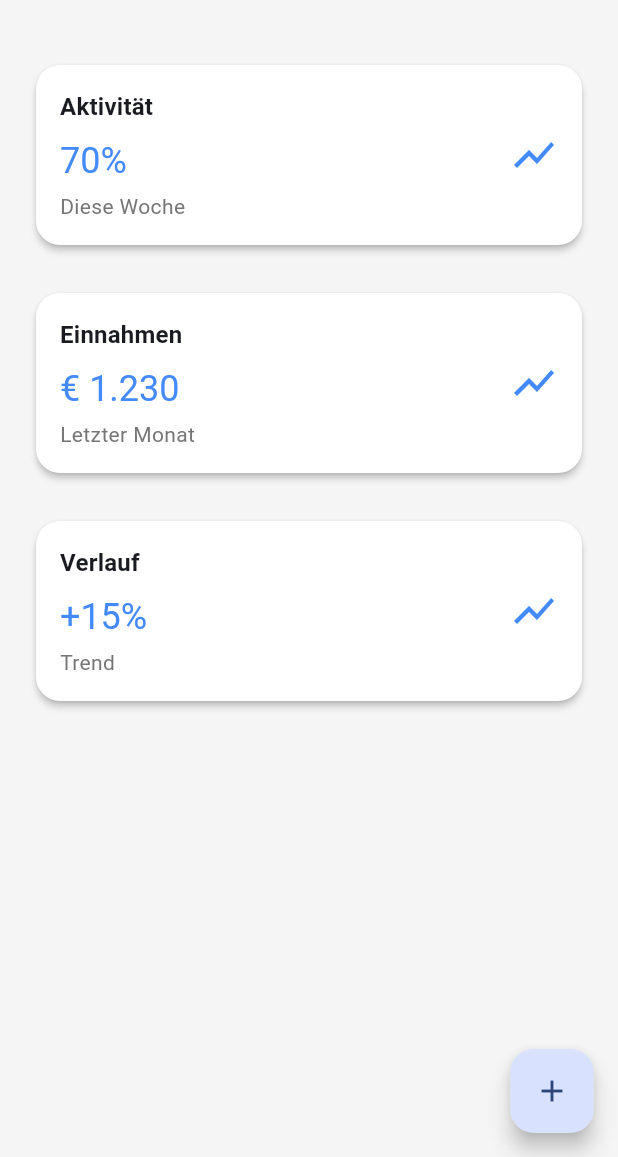
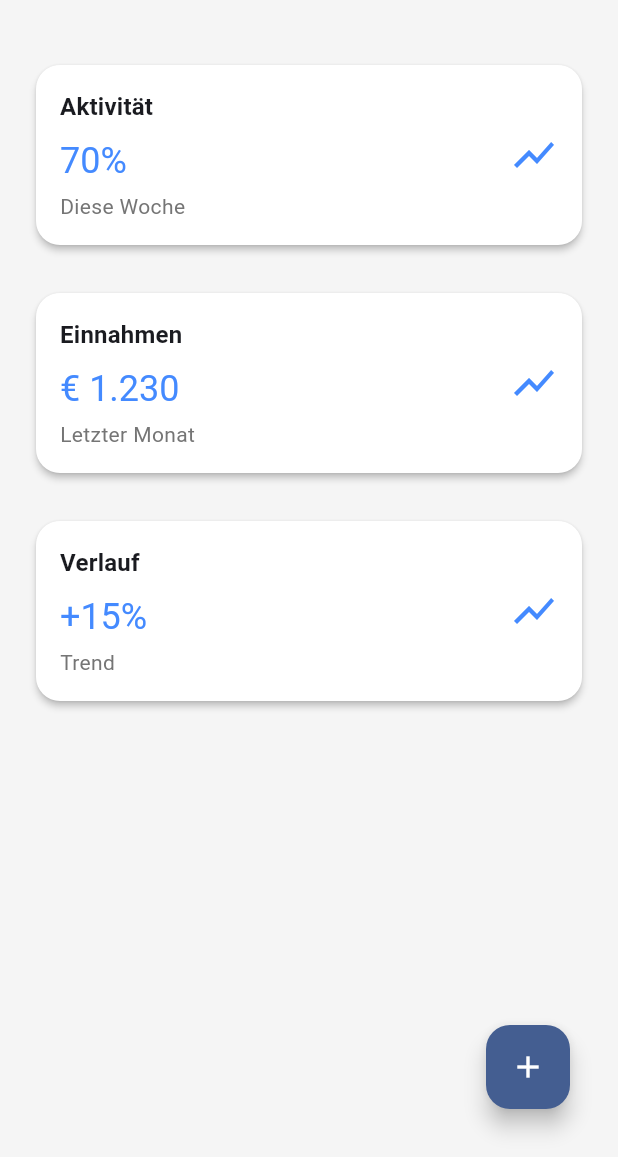
Before and after one commit to matzy-byte/organizer, a Flutter app: the DashboardScreen screen opened directly, on a phone screen of 412 x 824 dp, the part 79-1236 px from its top. Run offline on Flutter 3.47's test engine with Material 3 defaults, Android fonts, the phone set to English and light mode, and no system bars; drawn by our look-alikes of flutter_speed_dial; our stand-ins replace drift, fl_chart; accounts and stored records are empty; generated files the repository leaves out were written again.

Commit message:
enhanced FAB

```diff
--- a/lib/presentation/widgets/multi_function_floating_button.dart
+++ b/lib/presentation/widgets/multi_function_floating_button.dart
@@ -1,5 +1,4 @@
 import 'package:flutter/material.dart';
-import 'package:flutter_speed_dial/flutter_speed_dial.dart';
 import 'package:organizer/core/models/category.dart';
 import 'package:organizer/core/models/topic.dart';
 import 'package:organizer/presentation/state/category_provider.dart';
@@ -9,11 +8,12 @@ import 'package:organizer/presentation/widgets/dialogs/add_topic_dialog.dart';
 import 'package:organizer/presentation/widgets/dialogs/add_var_transaction_dialog.dart';
 import 'package:provider/provider.dart';
 
-class MultiFunctionFloatingButton extends StatelessWidget {
+class MultiFunctionFloatingButton extends StatefulWidget {
   final Category? category;
   final Topic? topic;
   final VoidCallback? addedFixTransaction;
   final VoidCallback? addedVarTransaction;
+
   const MultiFunctionFloatingButton({
     super.key,
     this.category,
@@ -23,83 +23,180 @@ class MultiFunctionFloatingButton extends StatelessWidget {
   });
 
   @override
+  State<MultiFunctionFloatingButton> createState() =>
+      _MultiFunctionFloatingButtonState();
+}
+
+class _MultiFunctionFloatingButtonState
+    extends State<MultiFunctionFloatingButton>
+    with SingleTickerProviderStateMixin {
+  bool _open = false;
+  late final AnimationController _controller;
+
+  @override
+  void initState() {
+    super.initState();
+    _controller = AnimationController(
+      duration: const Duration(milliseconds: 250),
+      vsync: this,
+    );
+  }
+
+  void _toggle() {
+    setState(() {
+      _open = !_open;
+      if (_open) {
+        _controller.forward();
+      } else {
+        _controller.reverse();
+      }
+    });
+  }
+
+  @override
+  void dispose() {
+    _controller.dispose();
+    super.dispose();
+  }
+
+  Widget _buildActionButton({
+    required IconData icon,
+    required String label,
+    required VoidCallback onTap,
+  }) {
+    final theme = Theme.of(context);
+    return Padding(
+      padding: const EdgeInsets.symmetric(vertical: 4),
+      child: Material(
+        color: theme.colorScheme.surfaceVariant,
+        borderRadius: BorderRadius.circular(12),
+        child: InkWell(
+          onTap: () {
+            onTap();
+            _toggle();
+          },
+          borderRadius: BorderRadius.circular(12),
+          child: Padding(
+            padding: const EdgeInsets.symmetric(horizontal: 12, vertical: 8),
+            child: Row(
+              mainAxisSize: MainAxisSize.min,
+              children: [
+                Icon(icon, color: theme.colorScheme.primary),
+                const SizedBox(width: 8),
+                Text(label, style: theme.textTheme.bodyMedium),
+              ],
+            ),
+          ),
+        ),
+      ),
+    );
+  }
+
+  @override
   Widget build(BuildContext context) {
     final categoryProvider = context.read<CategoryProvider>();
-    return SpeedDial(
-      icon: Icons.add,
-      activeIcon: Icons.close,
-      overlayColor: Colors.black,
-      overlayOpacity: 0.5,
-      shape: RoundedRectangleBorder(borderRadius: BorderRadius.circular(16)),
-      children: [
-        SpeedDialChild(
-          child: Icon(Icons.description),
+    final actions = <Widget>[
+      _buildActionButton(
+        icon: Icons.description,
         label: 'Add Category',
         onTap: () => showDialog(
           context: context,
-            builder: (context) => AddCategoryDialog(),
+          builder: (_) => const AddCategoryDialog(),
         ),
       ),
-        SpeedDialChild(
-          child: Icon(Icons.table_chart),
+      _buildActionButton(
+        icon: Icons.table_chart,
         label: 'Add Topic',
-          onTap: () async {
-            showDialog(
+        onTap: () => showDialog(
           context: context,
-              builder: (context) => AddTopicDialog(
+          builder: (_) => AddTopicDialog(
             category:
-                    category ??
-                    categoryProvider.categories
-                        .where((c) => c.id == topic?.categoryId)
-                        .cast<Category?>()
-                        .firstOrNull,
+                widget.category ??
+                categoryProvider.categories.firstWhere(
+                  (c) => c.id == widget.topic?.categoryId,
+                  orElse: () => categoryProvider.categories.first,
                 ),
-            );
-          },
           ),
-        SpeedDialChild(
-          child: Icon(Icons.slideshow),
+        ),
+      ),
+      _buildActionButton(
+        icon: Icons.slideshow,
         label: 'Add Fix Transaction',
         onTap: () async {
           final updated = await showDialog(
             context: context,
-              builder: (context) => AddFixTransactionDialog(
+            builder: (_) => AddFixTransactionDialog(
               category:
-                    category ??
-                    categoryProvider.categories
-                        .where((c) => c.id == topic?.categoryId)
-                        .cast<Category?>()
-                        .firstOrNull,
-                topic: topic,
+                  widget.category ??
+                  categoryProvider.categories.firstWhere(
+                    (c) => c.id == widget.topic?.categoryId,
+                    orElse: () => categoryProvider.categories.first,
+                  ),
+              topic: widget.topic,
             ),
           );
-
-            if (updated == true) {
-              addedFixTransaction?.call();
-            }
+          if (updated == true) widget.addedFixTransaction?.call();
         },
       ),
-        SpeedDialChild(
-          child: Icon(Icons.slideshow),
+      _buildActionButton(
+        icon: Icons.slideshow,
         label: 'Add Var Transaction',
         onTap: () async {
           final updated = await showDialog<bool>(
             context: context,
-              builder: (context) => AddVarTransactionDialog(
+            builder: (_) => AddVarTransactionDialog(
               category:
-                    category ??
-                    categoryProvider.categories
-                        .where((c) => c.id == topic?.categoryId)
-                        .cast<Category?>()
-                        .firstOrNull,
-                topic: topic,
+                  widget.category ??
+                  categoryProvider.categories.firstWhere(
+                    (c) => c.id == widget.topic?.categoryId,
+                    orElse: () => categoryProvider.categories.first,
+                  ),
+              topic: widget.topic,
             ),
           );
+          if (updated == true) widget.addedVarTransaction?.call();
+        },
+      ),
+    ];
 
-            if (updated == true) {
-              addedVarTransaction?.call();
-            }
-          },
+    return Stack(
+      clipBehavior: Clip.none,
+      children: [
+        // Expanded action panel
+        Positioned(
+          bottom: 70,
+          right: 16,
+          child: FadeTransition(
+            opacity: _controller,
+            child: ScaleTransition(
+              scale: _controller,
+              alignment: Alignment.bottomRight,
+              child: Column(
+                mainAxisSize: MainAxisSize.min,
+                crossAxisAlignment: CrossAxisAlignment.end,
+                children: actions,
+              ),
+            ),
+          ),
+        ),
+
+        // Floating main button
+        Positioned(
+          bottom: 16,
+          right: 16,
+          child: FloatingActionButton(
+            onPressed: _toggle,
+            backgroundColor: Theme.of(context).colorScheme.primary,
+            foregroundColor: Colors.white,
+            child: AnimatedSwitcher(
+              duration: const Duration(milliseconds: 250),
+              transitionBuilder: (child, anim) =>
+                  RotationTransition(turns: anim, child: child),
+              child: _open
+                  ? const Icon(Icons.close, key: ValueKey('close'))
+                  : const Icon(Icons.add, key: ValueKey('add')),
+            ),
+          ),
         ),
       ],
     );
--- a/pubspec.yaml
+++ b/pubspec.yaml
@@ -14,7 +14,6 @@ dependencies:
   sqlite3_flutter_libs: ^0.5.40
   path_provider: ^2.1.5
   provider: ^6.1.5+1
-  flutter_speed_dial: ^7.0.0
   intl: ^0.20.2
   path: ^1.9.1
   json_annotation: ^4.9.0
```
Also changed, not shown: pubspec.lock. Lines whose indentation alone changed are shown as unchanged.
